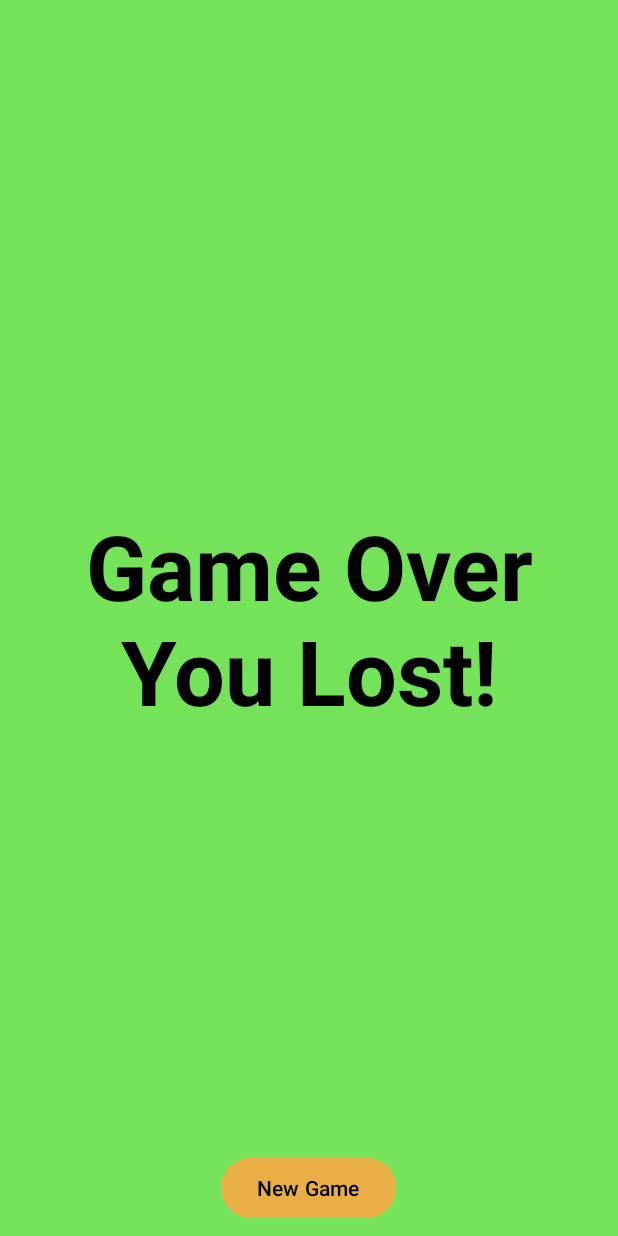
After one commit to adamsat2/Monkey-Game, an Android app: the layout activity_over.xml on its own in the app's theme, with its tools: preview values and no code run, on a phone screen of 412 x 824 dp. The commit adds this screen. Run offline under Robolectric (Android 15) with nearby library versions, the phone set to English and light mode, and no system bars.

Commit message:
Added OverActivity and some var names changes

```diff
--- a/app/src/main/java/com/example/monkeygame/MainActivity.kt
+++ b/app/src/main/java/com/example/monkeygame/MainActivity.kt
@@ -1,5 +1,6 @@
 package com.example.monkeygame
 
+import android.content.Intent
 import android.os.Bundle
 import android.os.Handler
 import android.os.Looper
@@ -131,10 +132,19 @@ class MainActivity : AppCompatActivity() {
                 // Lost:
                 if (gameManager.isGameOver) {
                     Log.d("Game Status", "Game Over!")
-                    //changeActivity("😭Game Over!", gameManager.score)
+                    changeActivity("Game Over\nYou Lost 😭")
                     stopTimer()
                 }
             }
         }
     }
+
+    private fun changeActivity(message: String) {
+        val intent = Intent(this, OverActivity::class.java)
+        var bundle = Bundle()
+        bundle.putString(Constants.BundleKeys.MESSAGE_KEY, message)
+        intent.putExtras(bundle)
+        startActivity(intent)
+        finish()
+    }
 }
--- a/app/src/main/java/com/example/monkeygame/utilities/Constants.kt
+++ b/app/src/main/java/com/example/monkeygame/utilities/Constants.kt
@@ -4,4 +4,8 @@ class Constants {
     object Timer {
         const val DELAY: Long = 750L
     }
+
+    object BundleKeys {
+        const val MESSAGE_KEY: String = "MESSAGE_KEY"
+    }
 }
--- /dev/null
+++ b/app/src/main/res/layout/activity_over.xml
@@ -0,0 +1,35 @@
+<?xml version="1.0" encoding="utf-8"?>
+<RelativeLayout xmlns:android="http://schemas.android.com/apk/res/android"
+    xmlns:app="http://schemas.android.com/apk/res-auto"
+    xmlns:tools="http://schemas.android.com/tools"
+    android:id="@+id/main"
+    android:layout_width="match_parent"
+    android:layout_height="match_parent"
+    android:background="@color/green_nature"
+    tools:context=".OverActivity">
+
+
+    <com.google.android.material.textview.MaterialTextView
+        android:id="@+id/over_LBL_title"
+        android:layout_width="wrap_content"
+        android:layout_height="wrap_content"
+        tools:text="Game Over\nYou Lost!"
+        android:layout_centerInParent="true"
+        android:textSize="@dimen/over_text_size"
+        android:textStyle="bold"
+        android:textColor="@color/black"
+        android:gravity="center"
+        />
+
+    <com.google.android.material.button.MaterialButton
+        android:id="@+id/over_BTN_newGame"
+        android:layout_width="wrap_content"
+        android:layout_height="wrap_content"
+        android:layout_alignParentBottom="true"
+        android:layout_centerHorizontal="true"
+        android:layout_marginBottom="@dimen/default_margin"
+        android:backgroundTint="@color/orange_nature"
+        android:text="New Game"
+        android:textColor="@color/black"
+        />
+</RelativeLayout>
--- a/app/src/main/res/values/colors.xml
+++ b/app/src/main/res/values/colors.xml
@@ -4,5 +4,6 @@
     <color name="white">#FFFFFFFF</color>
     <color name="blue_200">#90CAF9</color>
     <color name="heart_color">#D7443E</color>
-    <color name="dir_btn_color">#E8AF46</color>
+    <color name="orange_nature">#E8AF46</color>
+    <color name="green_nature">#75E359</color>
 </resources>
--- a/app/src/main/res/values/dimens.xml
+++ b/app/src/main/res/values/dimens.xml
@@ -6,7 +6,7 @@
     <dimen name="default_margin">8dp</dimen>
     <dimen name="heart_size">40dp</dimen>
     <dimen name="barrel_size">60dp</dimen>
-    <dimen name="score_text_size">80sp</dimen>
+    <dimen name="over_text_size">60sp</dimen>
     <dimen name="direction_buttons_margin">115dp</dimen>
     <dimen name="mat_hor_margin">40dp</dimen>
     <dimen name="mat_ver_margin">36dp</dimen>
```
Also changed, not shown: app/src/main/java/com/example/monkeygame/OverActivity.kt (added, +54 -0 lines), app/src/main/res/layout/activity_main.xml (+3 -4 lines), app/src/main/res/drawable/background_game_img.jpg (renamed from app/src/main/res/drawable/background_img.jpg).
